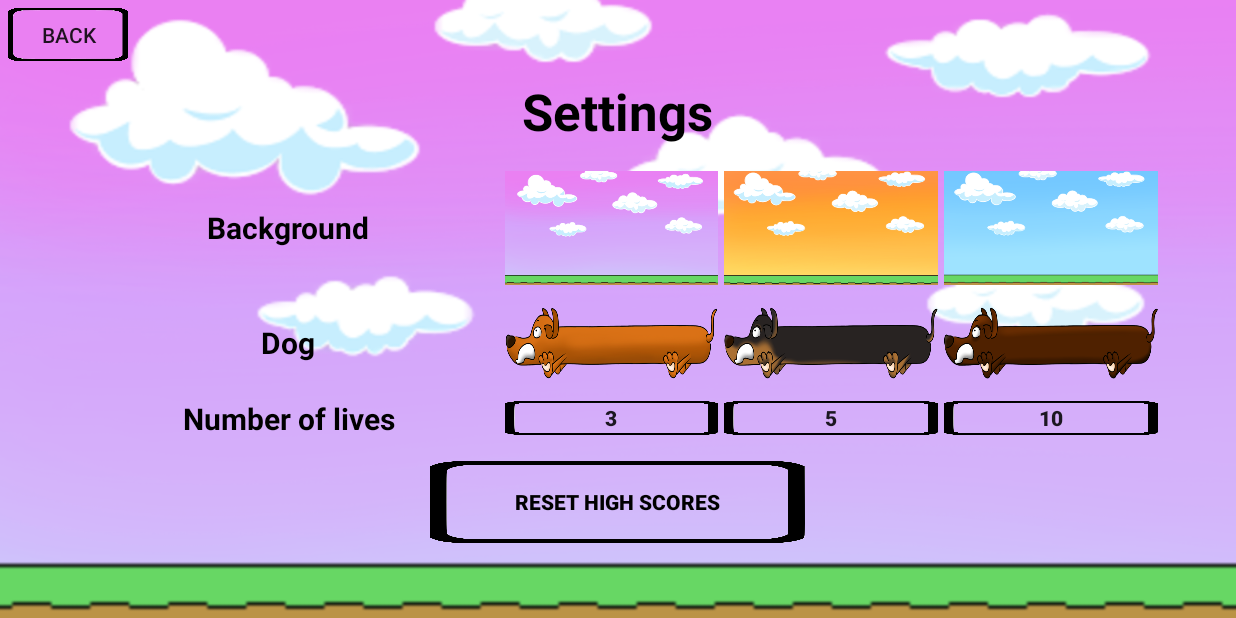
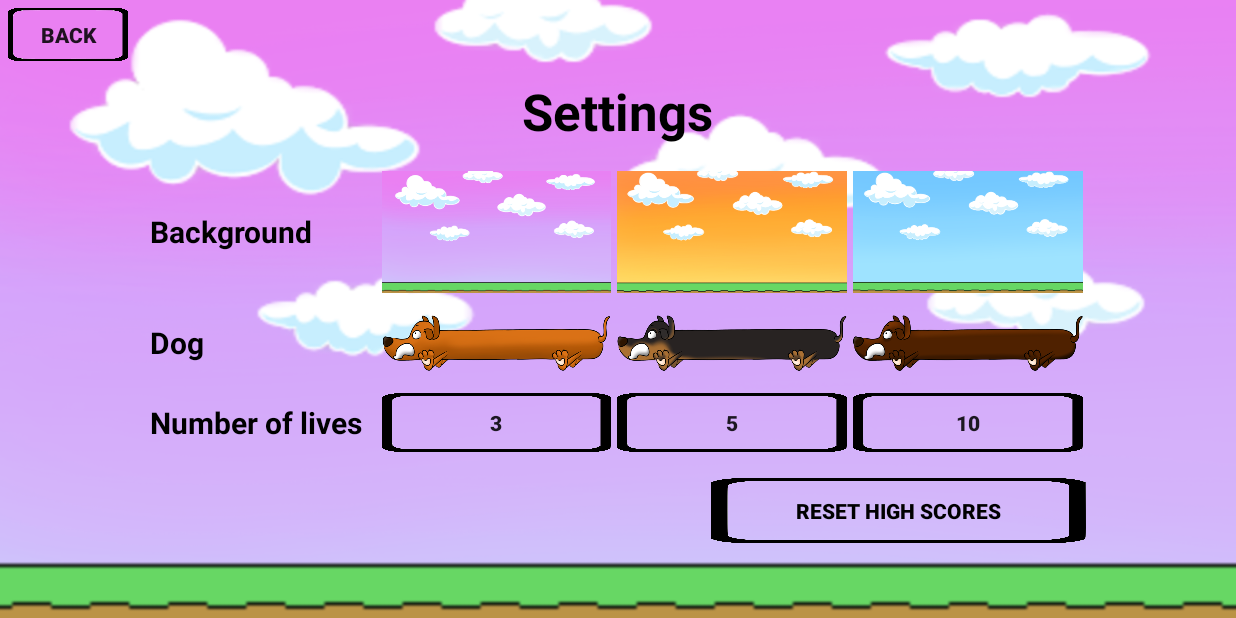
Before and after one commit to PhyuCin/SaveIt, an Android app: the Settings screen opened directly, with no data from a screen before it, on a phone screen of 824 x 412 dp (held sideways). Run offline under Robolectric (Android 15) with nearby library versions, the phone set to English and light mode, and no system bars.

Commit message:
update layout design and splashscreens

```diff
--- a/app/src/main/res/layout/activity_launchscreen.xml
+++ b/app/src/main/res/layout/activity_launchscreen.xml
@@ -6,8 +6,8 @@
 
     <ImageView
         android:id="@+id/splashscreenImage"
-        android:layout_width="300sp"
-        android:layout_height="300sp"
+        android:layout_width="match_parent"
+        android:layout_height="match_parent"
         app:layout_constraintLeft_toLeftOf="parent"
         app:layout_constraintRight_toRightOf="parent"
         app:layout_constraintTop_toTopOf="parent"
--- a/app/src/main/res/layout/activity_playmenu.xml
+++ b/app/src/main/res/layout/activity_playmenu.xml
@@ -14,7 +14,8 @@
         android:background="@drawable/buttonbg"
         android:text="@string/back"
         android:layout_margin="5sp"
-        android:onClick="goToMainMenu" />
+        android:onClick="goToMainMenu"
+        android:textStyle="bold"/>
 
     <LinearLayout
         android:layout_width="match_parent"
--- a/app/src/main/res/layout/activity_settings.xml
+++ b/app/src/main/res/layout/activity_settings.xml
@@ -17,6 +17,7 @@
         android:text="@string/back"
         android:layout_margin="5sp"
         android:onClick="goToMainMenu"
+        android:textStyle="bold"
         />
 
     <TextView
@@ -35,27 +36,27 @@
         android:gravity="center"
         android:orientation="vertical"
         android:layout_gravity="center"
-        android:layout_marginStart="50sp"
-        android:layout_marginEnd="50sp"
+        android:layout_marginStart="100sp"
+        android:layout_marginEnd="100sp"
         android:layout_marginBottom="50sp">
 
         <LinearLayout
             android:layout_width="match_parent"
             android:layout_height="0dp"
-            android:layout_weight="3"
+            android:layout_weight="2"
             android:orientation="horizontal"
             android:layout_marginTop="10sp">
 
             <TextView
                 android:id="@+id/third"
                 android:layout_width="0dp"
-                android:layout_weight="2"
+                android:layout_weight="1"
                 android:layout_height="match_parent"
                 android:text="@string/background"
                 android:textSize="20sp"
                 android:textColor="@color/black"
                 android:textStyle="bold"
-                android:gravity="center"
+                android:gravity="center_vertical"
                 tools:ignore="NestedWeights" />
 
             <Button
@@ -86,19 +87,19 @@
         <LinearLayout
             android:layout_width="match_parent"
             android:layout_height="0dp"
-            android:layout_weight="2"
+            android:layout_weight="1"
             android:orientation="horizontal"
             android:layout_marginTop="10sp">
 
             <TextView
                 android:layout_width="0dp"
-                android:layout_weight="2"
+                android:layout_weight="1"
                 android:layout_height="match_parent"
                 android:text="Dog"
                 android:textSize="20sp"
                 android:textColor="@color/black"
                 android:textStyle="bold"
-                android:gravity="center"
+                android:gravity="center_vertical"
                 />
 
             <Button
@@ -136,13 +137,13 @@
 
             <TextView
                 android:layout_width="0dp"
-                android:layout_weight="2"
+                android:layout_weight="1"
                 android:layout_height="match_parent"
                 android:text="Number of lives"
                 android:textSize="20sp"
                 android:textColor="@color/black"
                 android:textStyle="bold"
-                android:gravity="center"
+                android:gravity="center_vertical"
                 />
 
             <Button
@@ -180,11 +181,12 @@
         <Button
             android:layout_width="250sp"
             android:layout_height="0dp"
-            android:layout_weight="2"
+            android:layout_weight="1"
             android:text="@string/reset_high_scores"
             android:textColor="@color/black"
             android:textStyle="bold"
             android:gravity="center"
+            android:layout_gravity="right"
             android:layout_marginTop="15sp"
             android:onClick="resetHighScores"
             android:background="@drawable/buttonbg"
--- a/app/src/main/res/layout/high_scores.xml
+++ b/app/src/main/res/layout/high_scores.xml
@@ -19,7 +19,7 @@
         android:onClick="goToMainMenu"
         app:layout_constraintLeft_toLeftOf="parent"
         app:layout_constraintTop_toTopOf="parent"
-
+        android:textStyle="bold"
         />
 
 
--- a/app/src/main/res/values/colors.xml
+++ b/app/src/main/res/values/colors.xml
@@ -1,7 +1,7 @@
 <?xml version="1.0" encoding="utf-8"?>
 <resources>
-    <color name="colorPrimary">#008577</color>
-    <color name="colorPrimaryDark">#00574B</color>
+    <color name="colorPrimary">#999999</color>
+    <color name="colorPrimaryDark">#262626</color>
     <color name="colorAccent">#D81B60</color>
     <color name="black">#000000</color>
     <color name="white">#FFFFFF</color>
```
Also changed, not shown: app/src/main/res/layout/activity_main.xml (+9 -3 lines), app/src/main/res/drawable-v24/splashscreen.jpg (deleted), app/src/main/res/drawable-v24/splashscreen.png (added), app/src/main/res/drawable-v24/splashscreen2.jpg (deleted), app/src/main/res/drawable-v24/splashscreen2.png (added), app/src/main/res/drawable-v24/splashscreen3.png.
